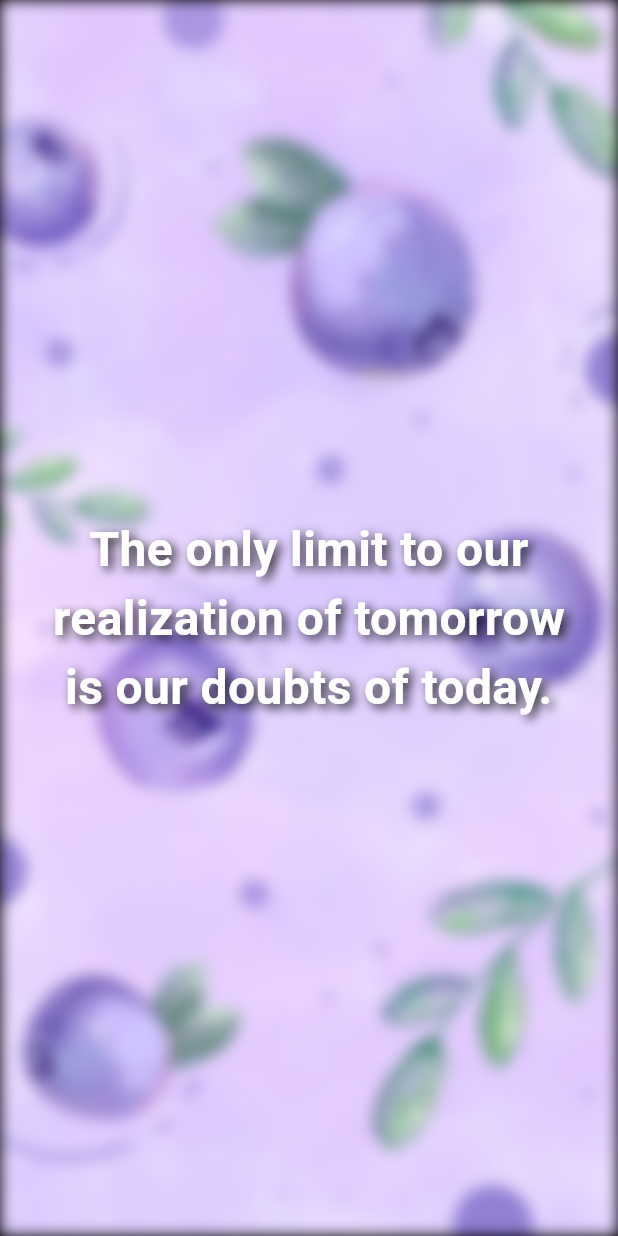
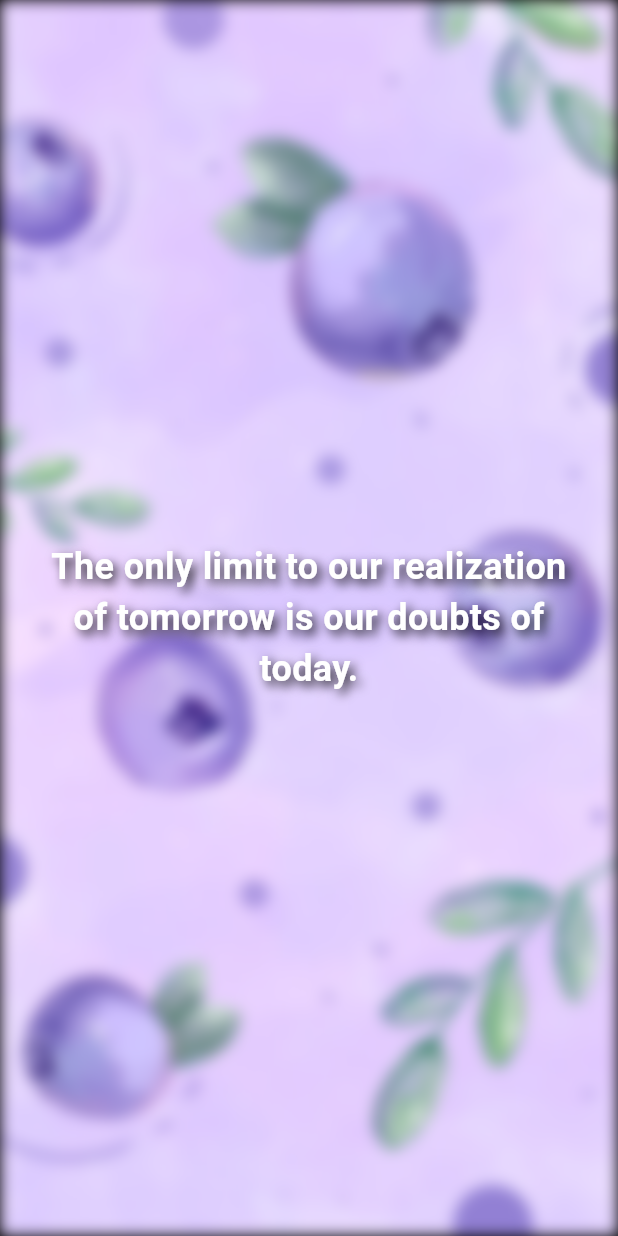
Before and after one commit to nayan1306/aarav, a Flutter app: the QuotePage screen opened directly, after a tap on "Perseverance", on a phone screen of 412 x 824 dp. Run offline on Flutter 3.47's test engine with Material 3 defaults, Android fonts, the phone set to English and light mode, and no system bars; our stand-ins replace audioplayers, salomon_bottom_bar.

Commit message:
modified quotes viewer

```diff
--- a/lib/Pages/quote/quotepage.dart
+++ b/lib/Pages/quote/quotepage.dart
@@ -1,3 +1,4 @@
+import 'package:aarav/Pages/quote/quotes.dart';
 import 'package:aarav/Pages/quote/quoteviewer.dart';
 import 'package:aarav/widgets/quotesrecommendedcard.dart';
 import 'package:aarav/widgets/quotetile.dart';
@@ -95,18 +96,8 @@ class _BreathingPageState extends State<QuotePage> {
                       context,
                       MaterialPageRoute(
                         builder:
-                            (context) => QuoteViewer(
-                              quotes: [
-                                "The only limit to our realization of tomorrow is our doubts of today.",
-                                "Success is not final, failure is not fatal: it is the courage to continue that counts.",
-                                "Believe in yourself and all that you are.",
-                              ],
-                              imagePaths: [
-                                "assets/images/wp.jpg",
-                                "assets/images/test_bg.png",
-                                "assets/images/wp.jpg",
-                              ],
-                            ),
+                            (context) =>
+                                QuoteViewer.fromItems(items: quoteItems),
                       ),
                     );
                   },
--- /dev/null
+++ b/lib/Pages/quote/quotes.dart
@@ -0,0 +1,84 @@
+/// Data model that holds a quote and its corresponding image path.
+class QuoteItem {
+  final String quote;
+  final String imagePath;
+
+  QuoteItem({required this.quote, required this.imagePath});
+}
+
+final List<QuoteItem> quoteItems = [
+  QuoteItem(
+    quote:
+        "The only limit to our realization of tomorrow is our doubts of today.",
+    imagePath: "assets/images/wp.jpg",
+  ),
+  QuoteItem(
+    quote:
+        "Success is not final, failure is not fatal: it is the courage to continue that counts.",
+    imagePath: "assets/images/test_bg.png",
+  ),
+  QuoteItem(
+    quote: "Believe in yourself and all that you are.",
+    imagePath: "assets/images/wp.jpg",
+  ),
+  QuoteItem(
+    quote: "Do what you can, with what you have, where you are.",
+    imagePath: "assets/images/test_bg.png",
+  ),
+  QuoteItem(
+    quote: "It does not matter how slowly you go as long as you do not stop.",
+    imagePath: "assets/images/wp.jpg",
+  ),
+  QuoteItem(
+    quote: "Dream big and dare to fail.",
+    imagePath: "assets/images/test_bg.png",
+  ),
+  QuoteItem(
+    quote: "Act as if what you do makes a difference. It does.",
+    imagePath: "assets/images/wp.jpg",
+  ),
+  QuoteItem(
+    quote: "The best way to predict the future is to create it.",
+    imagePath: "assets/images/test_bg.png",
+  ),
+  QuoteItem(
+    quote:
+        "Hardships often prepare ordinary people for an extraordinary destiny.",
+    imagePath: "assets/images/wp.jpg",
+  ),
+  QuoteItem(
+    quote: "With the new day comes new strength and new thoughts.",
+    imagePath: "assets/images/test_bg.png",
+  ),
+  QuoteItem(
+    quote: "You are never too old to set another goal or to dream a new dream.",
+    imagePath: "assets/images/wp.jpg",
+  ),
+  QuoteItem(
+    quote:
+        "Keep your face always toward the sunshine, and shadows will fall behind you.",
+    imagePath: "assets/images/test_bg.png",
+  ),
+  QuoteItem(
+    quote:
+        "Your time is limited, so don’t waste it living someone else’s life.",
+    imagePath: "assets/images/wp.jpg",
+  ),
+  QuoteItem(
+    quote: "The purpose of our lives is to be happy.",
+    imagePath: "assets/images/test_bg.png",
+  ),
+  QuoteItem(
+    quote: "It always seems impossible until it’s done.",
+    imagePath: "assets/images/wp.jpg",
+  ),
+  QuoteItem(
+    quote: "You miss 100% of the shots you don’t take.",
+    imagePath: "assets/images/test_bg.png",
+  ),
+  QuoteItem(
+    quote:
+        "Perseverance is not a long race; it is many short races one after the other.",
+    imagePath: "assets/images/wp.jpg",
+  ),
+];
--- a/lib/Pages/quote/quoteviewer.dart
+++ b/lib/Pages/quote/quoteviewer.dart
@@ -1,6 +1,7 @@
 import 'dart:async';
 import 'dart:ui';
 import 'package:flutter/material.dart';
+import './quotes.dart';
 
 class QuoteViewer extends StatefulWidget {
   final List<String> quotes;
@@ -11,6 +12,11 @@ class QuoteViewer extends StatefulWidget {
     required this.quotes,
     required this.imagePaths,
   });
+
+  /// Named constructor that accepts a list of QuoteItem key‑value pairs.
+  QuoteViewer.fromItems({super.key, required List<QuoteItem> items})
+    : quotes = items.map((item) => item.quote).toList(),
+      imagePaths = items.map((item) => item.imagePath).toList();
 
   @override
   State<QuoteViewer> createState() => _QuoteViewerState();
@@ -174,7 +180,7 @@ class _QuotePageState extends State<QuotePage>
                       widget.quote,
                       textAlign: TextAlign.center,
                       style: const TextStyle(
-                        fontSize: 32,
+                        fontSize: 24,
                         fontWeight: FontWeight.bold,
                         color: Colors.white,
                         shadows: [
```
